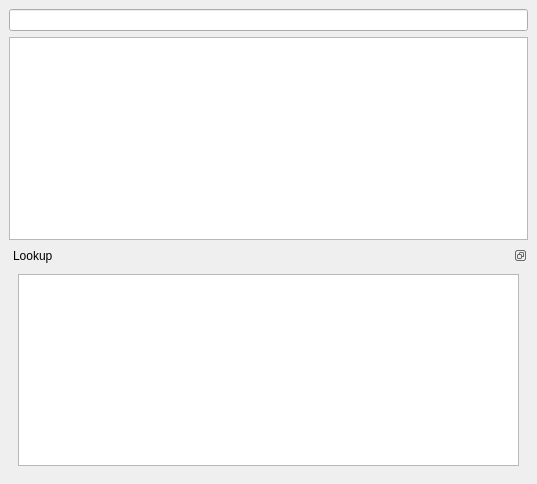
The window that lib/ui/dictionary_dock.ui (Ruin0x11/eiwaji) describes before a commit, drawn with Qt 5.
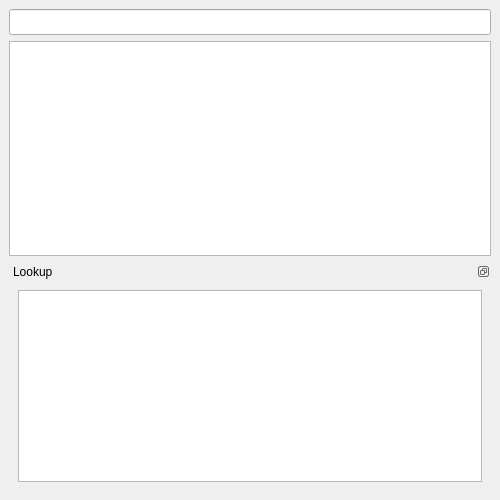
The same window after the commit.

Commit message: increase font size; autosearch most similar match

Patch:
```diff
--- a/lib/ui/dictionary_dock.ui
+++ b/lib/ui/dictionary_dock.ui
@@ -6,14 +6,14 @@
    <rect>
     <x>0</x>
     <y>0</y>
-    <width>537</width>
-    <height>484</height>
+    <width>500</width>
+    <height>500</height>
    </rect>
   </property>
   <property name="minimumSize">
    <size>
-    <width>320</width>
-    <height>380</height>
+    <width>420</width>
+    <height>400</height>
    </size>
   </property>
   <property name="features">
@@ -28,7 +28,13 @@
   <widget class="QWidget" name="dockWidgetContents">
    <layout class="QVBoxLayout" name="verticalLayout_2">
     <item>
-     <widget class="QLineEdit" name="searchBox"/>
+     <widget class="QLineEdit" name="searchBox">
+      <property name="font">
+       <font>
+        <pointsize>11</pointsize>
+       </font>
+      </property>
+     </widget>
     </item>
     <item>
      <layout class="QVBoxLayout" name="verticalLayout">
```
The commit also changes 5 other files.
